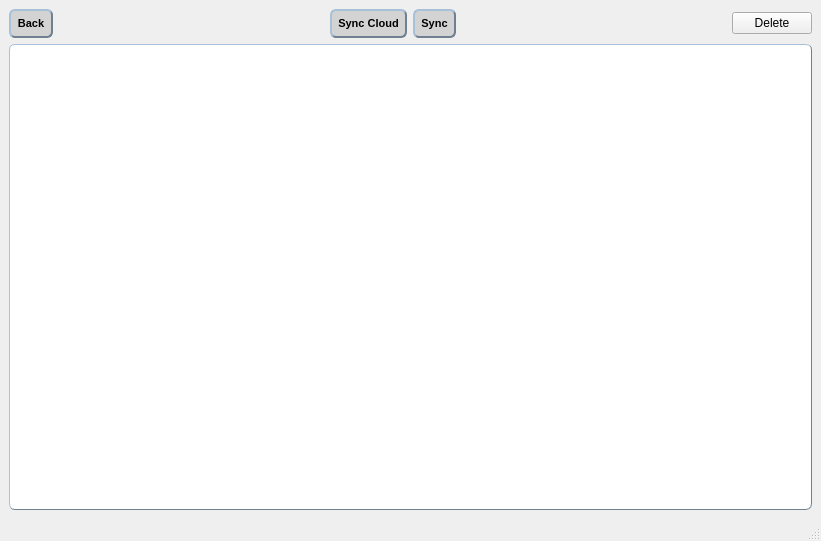
Above: src/filewindow.ui from hsBoyz/MiniLockSync before the change. Below: the same form after it.
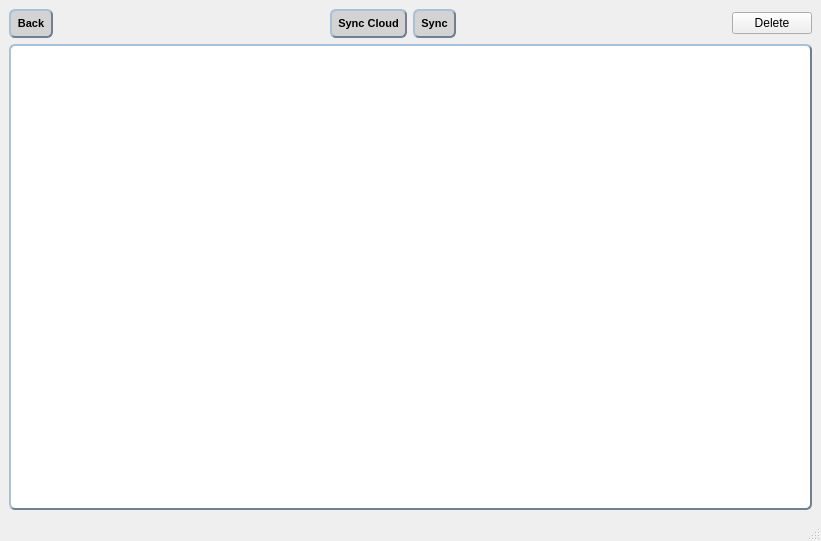
That is the form after the change. Icons and pictures are not drawn.

```diff
--- a/src/filewindow.ui
+++ b/src/filewindow.ui
@@ -150,7 +150,7 @@
        <string notr="true">QListView#listView {
 	background-color: rgb(255, 255, 255);
 	 border-style: outset;
-     border-width: 1px;
+     border-width: 2px;
      border-radius: 6px;
      border-color: #708090;
      font: 11px;
```
